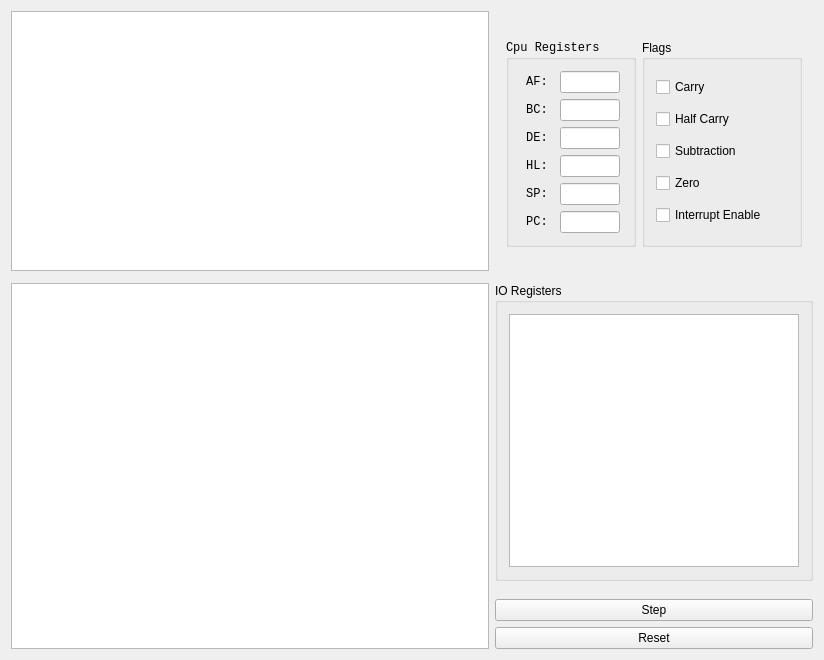
Qt form Qt/registerswindow.ui (RocketRope/Gameboy-Emulator) before a commit.
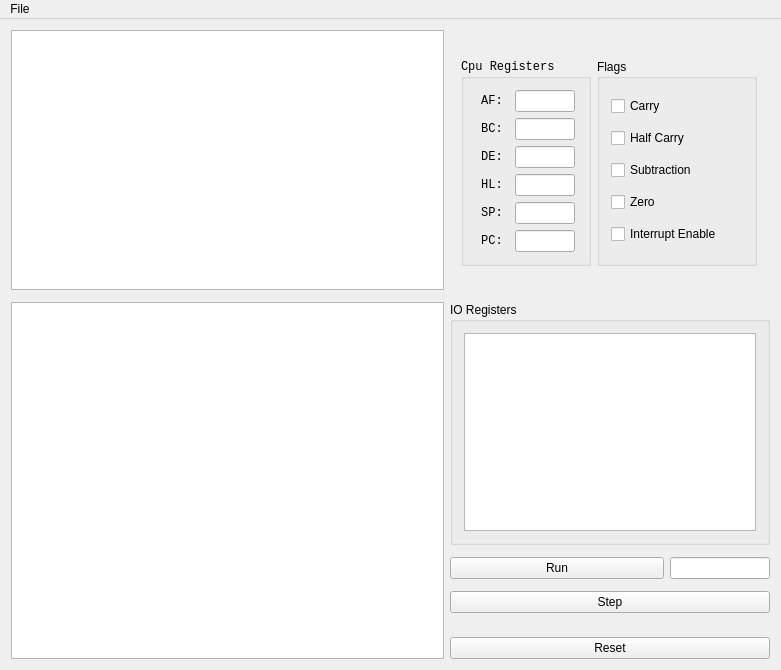
The same form after that commit.

```diff
--- a/Qt/registerswindow.ui
+++ b/Qt/registerswindow.ui
@@ -6,8 +6,8 @@
    <rect>
     <x>0</x>
     <y>0</y>
-    <width>824</width>
-    <height>660</height>
+    <width>781</width>
+    <height>670</height>
    </rect>
   </property>
   <property name="maximumSize">
@@ -21,39 +21,99 @@
   </property>
   <widget class="QWidget" name="centralWidget">
    <layout class="QGridLayout" name="gridLayout_2">
-    <item row="0" column="0">
-     <widget class="QPlainTextEdit" name="source_plainTextEdit">
+    <item row="6" column="1">
+     <widget class="QPushButton" name="step_pushButton">
       <property name="sizePolicy">
-       <sizepolicy hsizetype="Expanding" vsizetype="Fixed">
+       <sizepolicy hsizetype="Preferred" vsizetype="Fixed">
         <horstretch>0</horstretch>
         <verstretch>0</verstretch>
        </sizepolicy>
       </property>
-      <property name="minimumSize">
-       <size>
-        <width>0</width>
-        <height>260</height>
-       </size>
+      <property name="text">
+       <string>Step</string>
       </property>
-      <property name="maximumSize">
-       <size>
-        <width>16777215</width>
-        <height>800</height>
-       </size>
+     </widget>
+    </item>
+    <item row="2" column="1">
+     <widget class="QGroupBox" name="io_registers_groupBox">
+      <property name="sizePolicy">
+       <sizepolicy hsizetype="Preferred" vsizetype="Expanding">
+        <horstretch>0</horstretch>
+        <verstretch>0</verstretch>
+       </sizepolicy>
       </property>
-      <property name="horizontalScrollBarPolicy">
-       <enum>Qt::ScrollBarAlwaysOff</enum>
+      <property name="title">
+       <string>IO Registers</string>
       </property>
-      <property name="lineWrapMode">
-       <enum>QPlainTextEdit::NoWrap</enum>
+      <layout class="QGridLayout" name="gridLayout_3">
+       <item row="0" column="0">
+        <widget class="QTableView" name="io_registers_tableView">
+         <property name="sizePolicy">
+          <sizepolicy hsizetype="Minimum" vsizetype="Expanding">
+           <horstretch>0</horstretch>
+           <verstretch>0</verstretch>
+          </sizepolicy>
+         </property>
+         <property name="maximumSize">
+          <size>
+           <width>300</width>
+           <height>16777215</height>
+          </size>
+         </property>
+         <property name="font">
+          <font>
+           <family>Monospace</family>
+          </font>
+         </property>
+         <property name="showGrid">
+          <bool>false</bool>
+         </property>
+         <attribute name="horizontalHeaderVisible">
+          <bool>false</bool>
+         </attribute>
+        </widget>
+       </item>
+      </layout>
+     </widget>
+    </item>
+    <item row="2" column="0" rowspan="9">
+     <widget class="QTableView" name="memory_tableView">
+      <property name="sizePolicy">
+       <sizepolicy hsizetype="Expanding" vsizetype="Expanding">
+        <horstretch>0</horstretch>
+        <verstretch>0</verstretch>
+       </sizepolicy>
       </property>
-      <property name="readOnly">
-       <bool>true</bool>
+      <property name="font">
+       <font>
+        <family>Monospace</family>
+       </font>
       </property>
+      <property name="sizeAdjustPolicy">
+       <enum>QAbstractScrollArea::AdjustToContents</enum>
+      </property>
+      <property name="textElideMode">
+       <enum>Qt::ElideRight</enum>
+      </property>
+      <property name="showGrid">
+       <bool>false</bool>
+      </property>
+      <attribute name="horizontalHeaderVisible">
+       <bool>false</bool>
+      </attribute>
+      <attribute name="horizontalHeaderMinimumSectionSize">
+       <number>30</number>
+      </attribute>
+      <attribute name="horizontalHeaderDefaultSectionSize">
+       <number>30</number>
+      </attribute>
+      <attribute name="verticalHeaderMinimumSectionSize">
+       <number>30</number>
+      </attribute>
      </widget>
     </item>
     <item row="0" column="1" rowspan="2">
-     <widget class="QFrame" name="">
+     <widget class="QFrame" name="frame">
       <property name="sizePolicy">
        <sizepolicy hsizetype="Fixed" vsizetype="Fixed">
         <horstretch>0</horstretch>
@@ -458,99 +518,92 @@
       </layout>
      </widget>
     </item>
-    <item row="2" column="0" rowspan="5">
-     <widget class="QTableView" name="memory_tableView">
+    <item row="0" column="0">
+     <widget class="QPlainTextEdit" name="source_plainTextEdit">
       <property name="sizePolicy">
-       <sizepolicy hsizetype="Expanding" vsizetype="Expanding">
+       <sizepolicy hsizetype="Expanding" vsizetype="Fixed">
         <horstretch>0</horstretch>
         <verstretch>0</verstretch>
        </sizepolicy>
       </property>
-      <property name="font">
-       <font>
-        <family>Monospace</family>
-       </font>
+      <property name="minimumSize">
+       <size>
+        <width>0</width>
+        <height>260</height>
+       </size>
       </property>
-      <property name="sizeAdjustPolicy">
-       <enum>QAbstractScrollArea::AdjustToContents</enum>
+      <property name="maximumSize">
+       <size>
+        <width>16777215</width>
+        <height>800</height>
+       </size>
       </property>
-      <property name="textElideMode">
-       <enum>Qt::ElideRight</enum>
+      <property name="horizontalScrollBarPolicy">
+       <enum>Qt::ScrollBarAlwaysOff</enum>
       </property>
-      <property name="showGrid">
-       <bool>false</bool>
+      <property name="lineWrapMode">
+       <enum>QPlainTextEdit::NoWrap</enum>
       </property>
-      <attribute name="horizontalHeaderVisible">
-       <bool>false</bool>
-      </attribute>
-      <attribute name="horizontalHeaderMinimumSectionSize">
-       <number>30</number>
-      </attribute>
-      <attribute name="horizontalHeaderDefaultSectionSize">
-       <number>30</number>
-      </attribute>
-      <attribute name="verticalHeaderMinimumSectionSize">
-       <number>30</number>
-      </attribute>
-     </widget>
-    </item>
-    <item row="5" column="1">
-     <widget class="QPushButton" name="step_pushButton">
-      <property name="sizePolicy">
-       <sizepolicy hsizetype="Preferred" vsizetype="Fixed">
-        <horstretch>0</horstretch>
-        <verstretch>0</verstretch>
-       </sizepolicy>
+      <property name="readOnly">
+       <bool>true</bool>
       </property>
-      <property name="text">
-       <string>Step</string>
-      </property>
      </widget>
     </item>
-    <item row="6" column="1">
+    <item row="10" column="1">
      <widget class="QPushButton" name="reset_pushButton">
       <property name="text">
        <string>Reset</string>
       </property>
      </widget>
     </item>
-    <item row="2" column="1">
-     <widget class="QGroupBox" name="groupBox">
+    <item row="4" column="1">
+     <widget class="QFrame" name="run_frame">
       <property name="sizePolicy">
-       <sizepolicy hsizetype="Preferred" vsizetype="Expanding">
+       <sizepolicy hsizetype="Fixed" vsizetype="Preferred">
         <horstretch>0</horstretch>
         <verstretch>0</verstretch>
        </sizepolicy>
       </property>
-      <property name="title">
-       <string>IO Registers</string>
+      <property name="minimumSize">
+       <size>
+        <width>320</width>
+        <height>0</height>
+       </size>
       </property>
-      <layout class="QGridLayout" name="gridLayout_3">
-       <item row="0" column="0">
-        <widget class="QTableView" name="io_registers_tableView">
-         <property name="sizePolicy">
-          <sizepolicy hsizetype="Minimum" vsizetype="Expanding">
-           <horstretch>0</horstretch>
-           <verstretch>0</verstretch>
-          </sizepolicy>
+      <layout class="QHBoxLayout" name="horizontalLayout_2">
+       <property name="leftMargin">
+        <number>0</number>
+       </property>
+       <property name="topMargin">
+        <number>0</number>
+       </property>
+       <property name="rightMargin">
+        <number>0</number>
+       </property>
+       <property name="bottomMargin">
+        <number>0</number>
+       </property>
+       <item>
+        <widget class="QPushButton" name="run_pushButton">
+         <property name="text">
+          <string>Run</string>
+         </property>
+        </widget>
+       </item>
+       <item>
+        <widget class="QLineEdit" name="pc_break_lineEdit">
+         <property name="minimumSize">
+          <size>
+           <width>100</width>
+           <height>0</height>
+          </size>
          </property>
          <property name="maximumSize">
           <size>
-           <width>300</width>
+           <width>100</width>
            <height>16777215</height>
           </size>
          </property>
-         <property name="font">
-          <font>
-           <family>Monospace</family>
-          </font>
-         </property>
-         <property name="showGrid">
-          <bool>false</bool>
-         </property>
-         <attribute name="horizontalHeaderVisible">
-          <bool>false</bool>
-         </attribute>
         </widget>
        </item>
       </layout>
@@ -563,10 +616,17 @@
     <rect>
      <x>0</x>
      <y>0</y>
-     <width>824</width>
-     <height>27</height>
+     <width>781</width>
+     <height>21</height>
     </rect>
    </property>
+   <widget class="QMenu" name="menuFile">
+    <property name="title">
+     <string>File</string>
+    </property>
+    <addaction name="actionLoadROM"/>
+   </widget>
+   <addaction name="menuFile"/>
   </widget>
  </widget>
  <layoutdefault spacing="6" margin="11"/>
```
Left out of the diff: 5 changed lines with no effect on the pictures.
